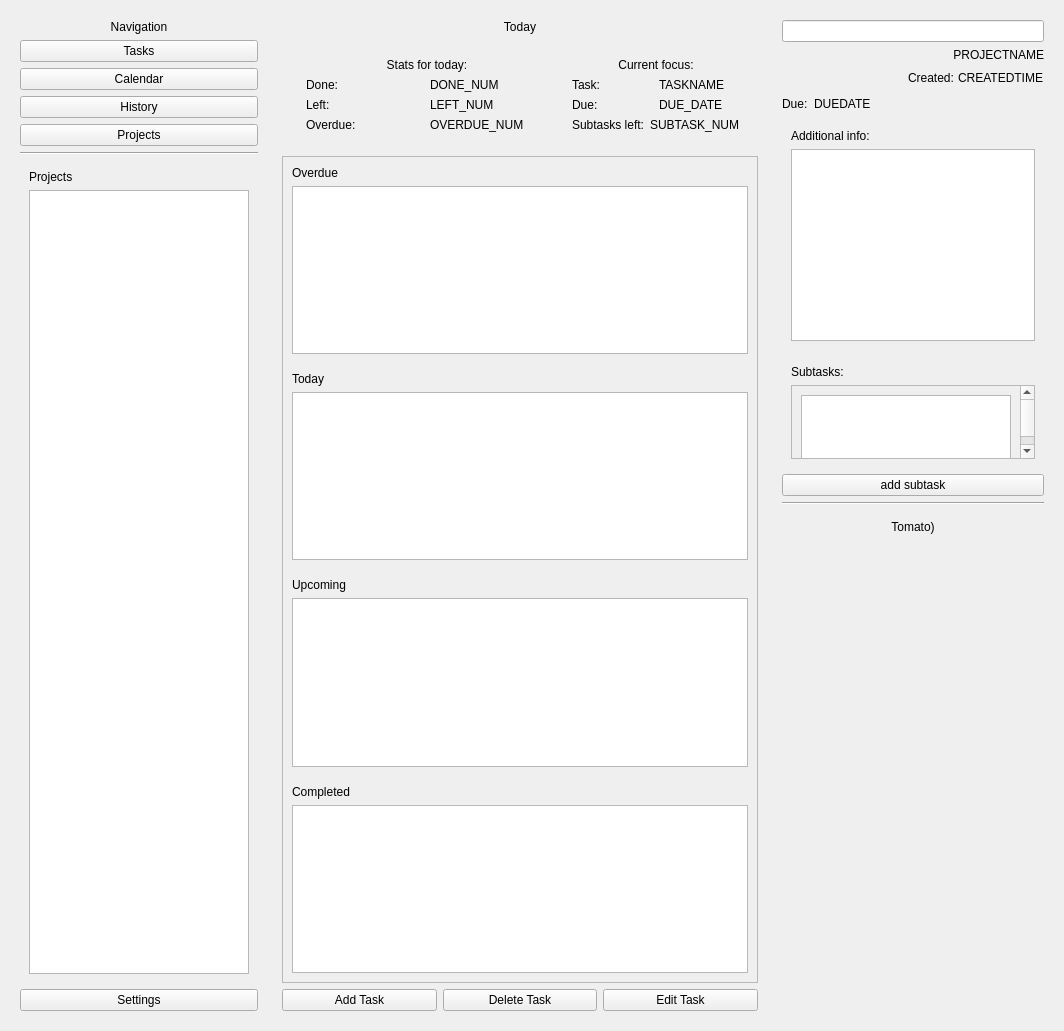
Qt form src/mainwindow.ui (fefumo/todoapp) before a commit.
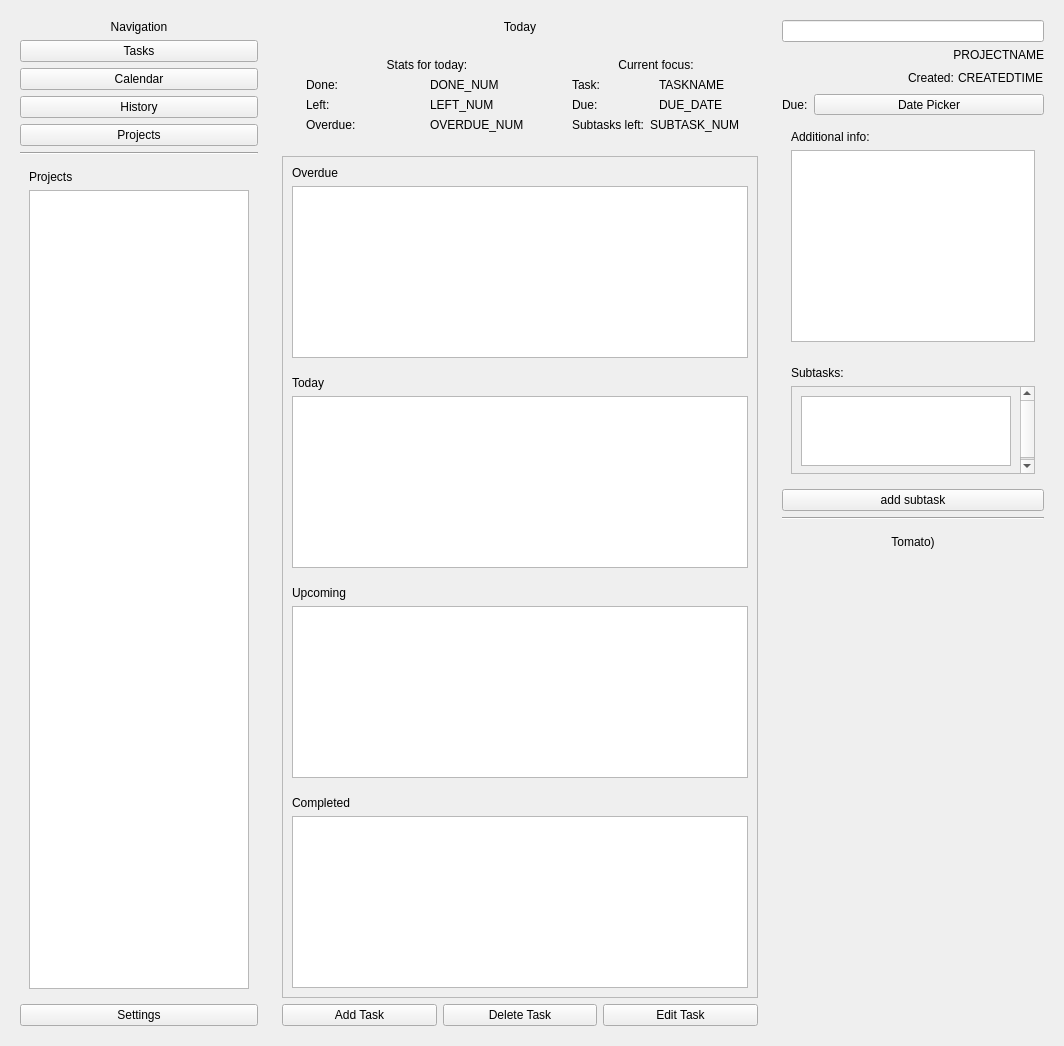
The same form after that commit. Custom widgets are drawn as their Qt base class.

Commit message: :sparkles: :construction: duedatepicker widget wired to the right panel

Patch:
```diff
--- a/src/mainwindow.ui
+++ b/src/mainwindow.ui
@@ -7,7 +7,7 @@
     <x>0</x>
     <y>0</y>
     <width>1064</width>
-    <height>1031</height>
+    <height>1046</height>
    </rect>
   </property>
   <property name="windowTitle">
@@ -290,7 +290,7 @@
             <x>0</x>
             <y>0</y>
             <width>484</width>
-            <height>803</height>
+            <height>818</height>
            </rect>
           </property>
           <layout class="QVBoxLayout" name="scrollAreaLayout">
@@ -483,25 +483,18 @@
          </widget>
         </item>
         <item>
-         <widget class="QLabel" name="dueDateTitle">
+         <widget class="QToolButton" name="dueDateButton">
+          <property name="sizePolicy">
+           <sizepolicy hsizetype="MinimumExpanding" vsizetype="Fixed">
+            <horstretch>0</horstretch>
+            <verstretch>0</verstretch>
+           </sizepolicy>
+          </property>
           <property name="text">
-           <string>DUEDATE</string>
+           <string>Date Picker</string>
           </property>
          </widget>
         </item>
-        <item>
-         <spacer name="horizontalSpacer_2">
-          <property name="orientation">
-           <enum>Qt::Orientation::Horizontal</enum>
-          </property>
-          <property name="sizeHint" stdset="0">
-           <size>
-            <width>40</width>
-            <height>20</height>
-           </size>
-          </property>
-         </spacer>
-        </item>
        </layout>
       </item>
       <item>
```
The commit also changes 6 other files.
